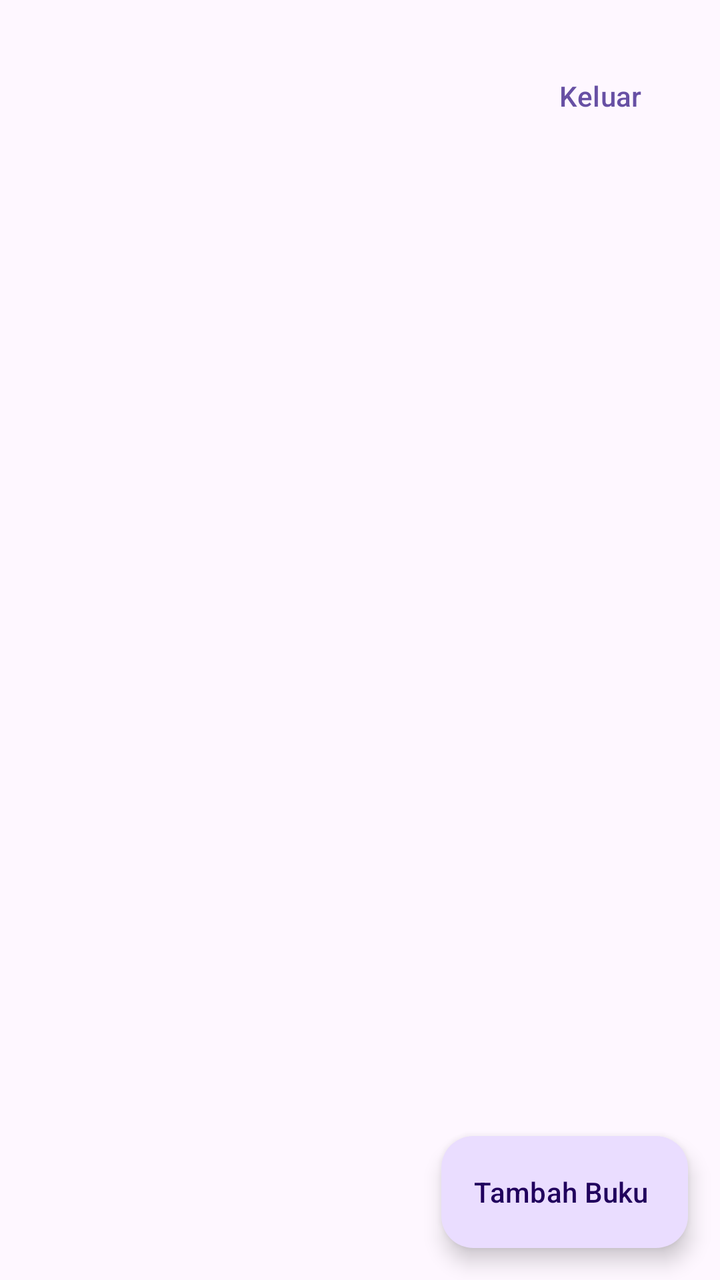
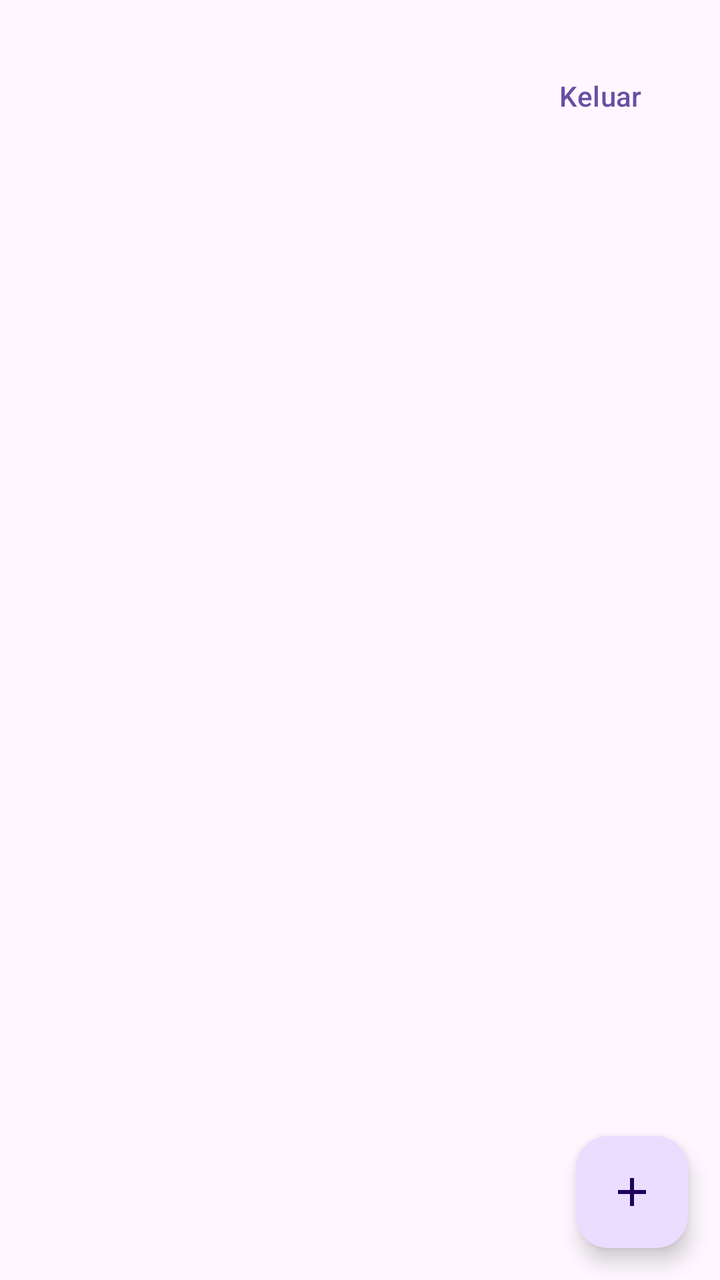

Screens rendered from an Android XML layout before and after an edit, with the pre-edit source and the edit as a unified diff.
<!-- AndroidManifest.xml: application theme Theme.KoleksiBacaan -->
<!-- res/layout/activity_main.xml -->
<?xml version="1.0" encoding="utf-8"?>
<androidx.coordinatorlayout.widget.CoordinatorLayout
    xmlns:android="http://schemas.android.com/apk/res/android"
    xmlns:tools="http://schemas.android.com/tools"
    android:id="@+id/main"
    android:layout_width="match_parent"
    android:layout_height="match_parent"
    tools:context=".MainActivity">

    <LinearLayout
        android:layout_width="match_parent"
        android:layout_height="match_parent"
        android:orientation="vertical">

        <LinearLayout
            android:layout_width="match_parent"
            android:layout_height="wrap_content"
            android:gravity="center_vertical"
            android:orientation="horizontal"
            android:paddingHorizontal="16dp"
            android:paddingTop="24dp"
            android:paddingBottom="8dp">

            <TextView
                android:id="@+id/tvHalo"
                android:layout_width="0dp"
                android:layout_height="wrap_content"
                android:layout_weight="1"
                android:textSize="20sp"
                android:textStyle="bold" />

            <Button
                android:id="@+id/btnKeluar"
                style="@style/Widget.Material3.Button.TextButton"
                android:layout_width="wrap_content"
                android:layout_height="wrap_content"
                android:text="@string/btn_keluar" />
        </LinearLayout>

        <androidx.recyclerview.widget.RecyclerView
            android:id="@+id/rvBuku"
            android:layout_width="match_parent"
            android:layout_height="0dp"
            android:layout_weight="1"
            android:clipToPadding="false"
            android:paddingBottom="88dp" />
    </LinearLayout>

    <ProgressBar
        android:id="@+id/progressBar"
        android:layout_width="wrap_content"
        android:layout_height="wrap_content"
        android:layout_gravity="center"
        android:visibility="gone" />

    <TextView
        android:id="@+id/tvKosong"
        android:layout_width="wrap_content"
        android:layout_height="wrap_content"
        android:layout_gravity="center"
        android:gravity="center"
        android:padding="24dp"
        android:visibility="gone" />

    <com.google.android.material.floatingactionbutton.ExtendedFloatingActionButton
        android:id="@+id/fabTambah"
        android:layout_width="wrap_content"
        android:layout_height="wrap_content"
        android:layout_gravity="bottom|end"
        android:layout_margin="16dp"
        android:text="@string/btn_tambah_buku" />
</androidx.coordinatorlayout.widget.CoordinatorLayout>
<!-- resources referenced by this layout -->
<resources>
  <string name="btn_keluar">Keluar</string>
  <string name="btn_tambah_buku">Tambah Buku</string>
  <style name="Theme.KoleksiBacaan" parent="Base.Theme.KoleksiBacaan" />
  <style name="Base.Theme.KoleksiBacaan" parent="Theme.Material3.DayNight.NoActionBar">
          
          
      </style>
</resources>

<!-- the commit's change to res/layout/activity_main.xml (unified diff, before → after) -->
@@ -1,6 +1,7 @@
 <?xml version="1.0" encoding="utf-8"?>
 <androidx.coordinatorlayout.widget.CoordinatorLayout
     xmlns:android="http://schemas.android.com/apk/res/android"
+    xmlns:app="http://schemas.android.com/apk/res-auto"
     xmlns:tools="http://schemas.android.com/tools"
     android:id="@+id/main"
     android:layout_width="match_parent"
@@ -62,11 +63,12 @@
         android:padding="24dp"
         android:visibility="gone" />
 
-    <com.google.android.material.floatingactionbutton.ExtendedFloatingActionButton
+    <com.google.android.material.floatingactionbutton.FloatingActionButton
         android:id="@+id/fabTambah"
         android:layout_width="wrap_content"
         android:layout_height="wrap_content"
         android:layout_gravity="bottom|end"
         android:layout_margin="16dp"
-        android:text="@string/btn_tambah_buku" />
+        android:contentDescription="@string/desc_tambah_buku"
+        app:srcCompat="@drawable/ic_add" />
 </androidx.coordinatorlayout.widget.CoordinatorLayout>
<!-- resource entries referenced after the edit -->
@@ -1,7 +1,18 @@
 <!-- resources referenced by this layout -->
 <resources>
+  <!-- drawable ic_add (drawable) -->
+  <vector xmlns:android="http://schemas.android.com/apk/res/android"
+      android:width="24dp"
+      android:height="24dp"
+      android:viewportWidth="24"
+      android:viewportHeight="24"
+      android:tint="?attr/colorControlNormal">
+      <path
+          android:fillColor="@android:color/white"
+          android:pathData="M19,13h-6v6h-2v-6H5v-2h6V5h2v6h6v2z" />
+  </vector>
   <string name="btn_keluar">Keluar</string>
-  <string name="btn_tambah_buku">Tambah Buku</string>
+  <string name="desc_tambah_buku">Tambah buku</string>
   <style name="Theme.KoleksiBacaan" parent="Base.Theme.KoleksiBacaan" />
   <style name="Base.Theme.KoleksiBacaan" parent="Theme.Material3.DayNight.NoActionBar">
           
